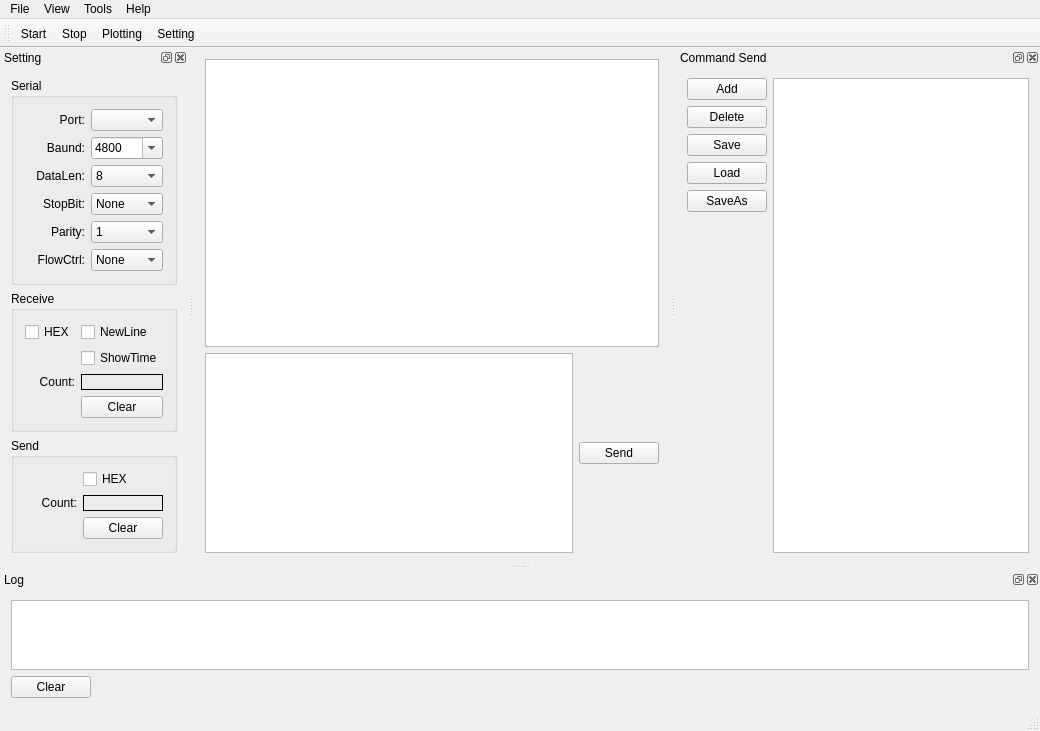
The window that mainwindow.ui (LogicPi-cn/SerialMasterQt5) describes before a commit, drawn with Qt 5.
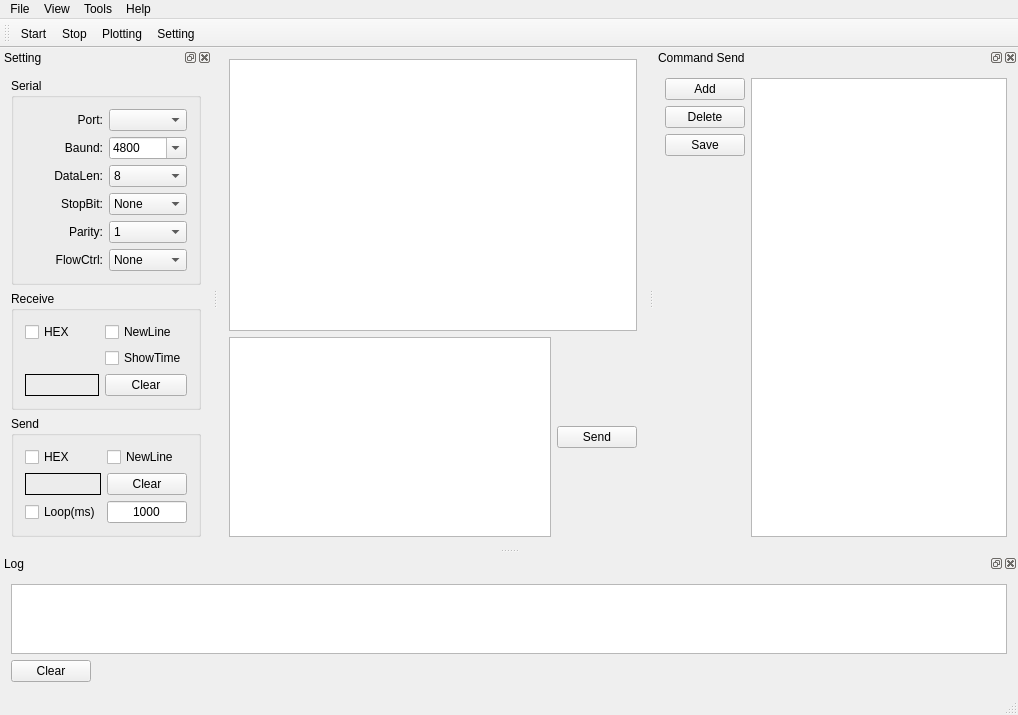
The same window after the commit. Icons and pictures are not drawn.

```diff
--- a/mainwindow.ui
+++ b/mainwindow.ui
@@ -6,8 +6,8 @@
    <rect>
     <x>0</x>
     <y>0</y>
-    <width>1040</width>
-    <height>713</height>
+    <width>1018</width>
+    <height>697</height>
    </rect>
   </property>
   <property name="windowTitle">
@@ -59,7 +59,7 @@
     <rect>
      <x>0</x>
      <y>0</y>
-     <width>1040</width>
+     <width>1018</width>
      <height>22</height>
     </rect>
    </property>
@@ -140,21 +140,7 @@
        </property>
       </widget>
      </item>
-     <item row="3" column="0">
-      <widget class="QPushButton" name="pushButton_LoadCmd">
-       <property name="text">
-        <string>Load</string>
-       </property>
-      </widget>
-     </item>
-     <item row="4" column="0">
-      <widget class="QPushButton" name="pushButton_SaveAs">
-       <property name="text">
-        <string>SaveAs</string>
-       </property>
-      </widget>
-     </item>
-     <item row="0" column="1" rowspan="6">
+     <item row="0" column="1" rowspan="4">
       <widget class="QTableWidget" name="tableWidget_SendCmd"/>
      </item>
     </layout>
@@ -194,7 +180,37 @@
         <string>Send</string>
        </property>
        <layout class="QGridLayout" name="gridLayout_3">
-        <item row="2" column="1">
+        <item row="3" column="1">
+         <widget class="QPushButton" name="pushButton_SendClear">
+          <property name="text">
+           <string>Clear</string>
+          </property>
+         </widget>
+        </item>
+        <item row="4" column="0">
+         <widget class="QCheckBox" name="checkBox_SendLoop">
+          <property name="text">
+           <string>Loop(ms)</string>
+          </property>
+         </widget>
+        </item>
+        <item row="4" column="1">
+         <widget class="QLineEdit" name="lineEdit_SendLoopInterval">
+          <property name="maximumSize">
+           <size>
+            <width>80</width>
+            <height>16777215</height>
+           </size>
+          </property>
+          <property name="text">
+           <string>1000</string>
+          </property>
+          <property name="alignment">
+           <set>Qt::AlignCenter</set>
+          </property>
+         </widget>
+        </item>
+        <item row="3" column="0">
          <widget class="QLabel" name="label_SendCnt">
           <property name="frameShape">
            <enum>QFrame::Box</enum>
@@ -202,29 +218,22 @@
           <property name="text">
            <string/>
           </property>
+          <property name="alignment">
+           <set>Qt::AlignCenter</set>
+          </property>
          </widget>
         </item>
-        <item row="0" column="1">
+        <item row="0" column="0">
          <widget class="QCheckBox" name="checkBox_SendAsHex">
           <property name="text">
            <string>HEX</string>
           </property>
          </widget>
         </item>
-        <item row="3" column="1">
-         <widget class="QPushButton" name="pushButton_SendClear">
+        <item row="0" column="1">
+         <widget class="QCheckBox" name="checkBox_SendAutoNewLine">
           <property name="text">
-           <string>Clear</string>
-          </property>
-         </widget>
-        </item>
-        <item row="2" column="0">
-         <widget class="QLabel" name="label_9">
-          <property name="text">
-           <string>Count:</string>
-          </property>
-          <property name="alignment">
-           <set>Qt::AlignRight|Qt::AlignTrailing|Qt::AlignVCenter</set>
+           <string>NewLine</string>
           </property>
          </widget>
         </item>
@@ -391,53 +400,46 @@
        </property>
        <layout class="QGridLayout" name="gridLayout_2">
         <item row="3" column="1">
-         <widget class="QLabel" name="label_ReceiveCnt">
-          <property name="frameShape">
-           <enum>QFrame::Box</enum>
-          </property>
-          <property name="text">
-           <string/>
-          </property>
-         </widget>
-        </item>
-        <item row="2" column="1">
          <widget class="QCheckBox" name="checkBox_ReceiveShowTime">
           <property name="text">
            <string>ShowTime</string>
           </property>
          </widget>
         </item>
-        <item row="1" column="1">
-         <widget class="QCheckBox" name="checkBox_ReceiveAutoNewLine">
-          <property name="text">
-           <string>NewLine</string>
-          </property>
-         </widget>
-        </item>
-        <item row="3" column="0">
-         <widget class="QLabel" name="label_7">
-          <property name="text">
-           <string>Count:</string>
-          </property>
-          <property name="alignment">
-           <set>Qt::AlignRight|Qt::AlignTrailing|Qt::AlignVCenter</set>
-          </property>
-         </widget>
-        </item>
-        <item row="4" column="1">
+        <item row="5" column="1">
          <widget class="QPushButton" name="pushButton_ReceiveClear">
           <property name="text">
            <string>Clear</string>
           </property>
          </widget>
         </item>
-        <item row="1" column="0">
+        <item row="5" column="0">
+         <widget class="QLabel" name="label_ReceiveCnt">
+          <property name="frameShape">
+           <enum>QFrame::Box</enum>
+          </property>
+          <property name="text">
+           <string/>
+          </property>
+          <property name="alignment">
+           <set>Qt::AlignCenter</set>
+          </property>
+         </widget>
+        </item>
+        <item row="2" column="0">
          <widget class="QCheckBox" name="checkBox_ReceiveAsHex">
           <property name="text">
            <string>HEX</string>
           </property>
          </widget>
         </item>
+        <item row="2" column="1">
+         <widget class="QCheckBox" name="checkBox_ReceiveAutoNewLine">
+          <property name="text">
+           <string>NewLine</string>
+          </property>
+         </widget>
+        </item>
        </layout>
       </widget>
      </item>
```
Left out of the diff: 69 changed lines with no effect on the pictures.
